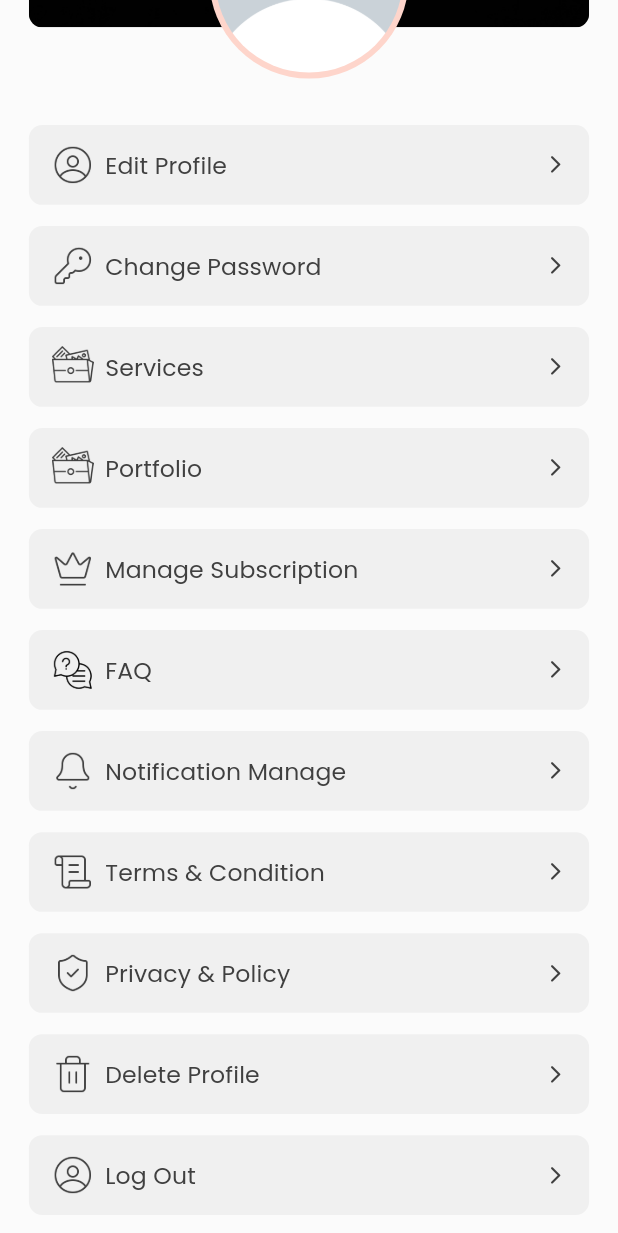
After one commit to saiedfoyez23/market_place_app, a Flutter app: the PlannerProfileView screen opened directly, scrolled down 209 dp, after a tap on "Edit Profile", on a phone screen of 412 x 824 dp. The commit adds this screen. Shown: the top 1233 px of the screen. Run offline on Flutter 3.47's test engine with Material 3 defaults, Android fonts, the phone set to English and light mode, and no system bars; our stand-ins replace get, google_fonts, image_picker, pinput.

Commit message:
add all code

```diff
--- a/lib/module/module.dart
+++ b/lib/module/module.dart
@@ -63,3 +63,5 @@ export 'planer/message/controller/planner_message_controller.dart';
 export 'planer/message/view/planner_chat_view.dart';
 export 'planer/message/controller/planner_chat_controller.dart';
 export 'planer/message/widget/planner_chat_widget.dart';
+export 'planer/profile/view/planner_profile_view.dart';
+export 'planer/profile/widget/planner_profile_view_button.dart';
--- a/lib/module/planer/dashboard/controller/dashboard_planner_controller.dart
+++ b/lib/module/planer/dashboard/controller/dashboard_planner_controller.dart
@@ -20,7 +20,6 @@ class DashboardPlannerController extends GetxController {
   }
 
 
-
   Future<void> changeIndex({required int index}) async {
     selectedIndex.value = index;
   }
@@ -41,7 +40,7 @@ class DashboardPlannerController extends GetxController {
     PlannerVendorPage(),
     PlannerMessageView(),
     PlannerAnalyticsPage(),
-    PlannerProfilePage(),
+    PlannerProfileView(),
   ].obs;
 
 
--- /dev/null
+++ b/lib/module/planer/profile/view/planner_profile_view.dart
@@ -0,0 +1,200 @@
+import 'package:flutter/material.dart';
+import 'package:marketplaceapp/module/module.dart';
+import 'package:marketplaceapp/utils/utils.dart';
+
+
+class PlannerProfileView extends StatelessWidget {
+  const PlannerProfileView({super.key});
+
+  @override
+  Widget build(BuildContext context) {
+    return Scaffold(
+      body: SafeArea(
+        child: Container(
+          height: 930.h(context),
+          width: 428.w(context),
+          decoration: BoxDecoration(
+            color: ColorUtils.white251,
+          ),
+          child: CustomScrollView(
+            slivers: [
+
+
+              SliverToBoxAdapter(
+                child: Padding(
+                  padding: EdgeInsets.symmetric(horizontal: 20.hpm(context)),
+                  child: Column(
+                    children: [
+
+                      SpaceHelperWidget.v(35.h(context)),
+
+                      SizedBox(
+                        width: 428.w(context),
+                        child: Stack(
+                          alignment: Alignment.topCenter,
+                          children: [
+
+
+                            ImageHelperWidget.styledAssetImage(
+                              context: context,
+                              imageString: ImageUtils.coverImage,
+                              height: 250.h(context),
+                              width: 428.w(context),
+                            ),
+
+                            // Profile Image
+                            Padding(
+                              padding: EdgeInsets.only(top: 110.h(context)),
+                              child: ImageHelperWidget.circleImageHelperWidget(
+                                width: 150.w(context),
+                                height: 150.h(context),
+                                verticalPadding: 4.5.vpm(context),
+                                horizontalPadding: 4.5.vpm(context),
+                                backgroundColor: ColorUtils.orange213,
+                                radius: 75.r(context),
+                                imageAsset: ImageUtils.noImage,
+                              ),
+                            ),
+                          ],
+                        ),
+                      ),
+
+
+                      SpaceHelperWidget.v(35.h(context)),
+
+
+                      PlannerProfileViewButton().plannerProfileViewButton(
+                        context: context,
+                        title: "Edit Profile",
+                        imagePath: ImageUtils.plannerEditProfileImage,
+                        onTap: () async {},
+                      ),
+
+
+                      SpaceHelperWidget.v(16.h(context)),
+
+
+                      PlannerProfileViewButton().plannerProfileViewButton(
+                        context: context,
+                        title: "Change Password",
+                        imagePath: ImageUtils.plannerChangePasswordImage,
+                        onTap: () async {},
+                      ),
+
+
+                      SpaceHelperWidget.v(16.h(context)),
+
+
+                      PlannerProfileViewButton().plannerProfileViewButton(
+                        context: context,
+                        title: "Services",
+                        imagePath: ImageUtils.plannerServicesImage,
+                        onTap: () async {},
+                      ),
+
+
+                      SpaceHelperWidget.v(16.h(context)),
+
+
+                      PlannerProfileViewButton().plannerProfileViewButton(
+                        context: context,
+                        title: "Portfolio",
+                        imagePath: ImageUtils.plannerPortfolioImage,
+                        onTap: () async {},
+                      ),
+
+
+                      SpaceHelperWidget.v(16.h(context)),
+
+
+                      PlannerProfileViewButton().plannerProfileViewButton(
+                        context: context,
+                        title: "Manage Subscription",
+                        imagePath: ImageUtils.plannerManageSubscriptionImage,
+                        onTap: () async {},
+                      ),
+
+
+                      SpaceHelperWidget.v(16.h(context)),
+
+
+                      PlannerProfileViewButton().plannerProfileViewButton(
+                        context: context,
+                        title: "FAQ",
+                        imagePath: ImageUtils.plannerFaqImage,
+                        onTap: () async {},
+                      ),
+
+
+                      SpaceHelperWidget.v(16.h(context)),
+
+
+                      PlannerProfileViewButton().plannerProfileViewButton(
+                        context: context,
+                        title: "Notification Manage",
+                        imagePath: ImageUtils.plannerNotificationManageImage,
+                        onTap: () async {},
+                      ),
+
+
+                      SpaceHelperWidget.v(16.h(context)),
+
+
+                      PlannerProfileViewButton().plannerProfileViewButton(
+                        context: context,
+                        title: "Terms & Condition",
+                        imagePath: ImageUtils.plannerTermsAndConditionImage,
+                        onTap: () async {},
+                      ),
+
+
+                      SpaceHelperWidget.v(16.h(context)),
+
+
+                      PlannerProfileViewButton().plannerProfileViewButton(
+                        context: context,
+                        title: "Privacy & Policy",
+                        imagePath: ImageUtils.plannerPrivacyAndPolicyImage,
+                        onTap: () async {},
+                      ),
+
+
+                      SpaceHelperWidget.v(16.h(context)),
+
+
+                      PlannerProfileViewButton().plannerProfileViewButton(
+                        context: context,
+                        title: "Delete Profile",
+                        imagePath: ImageUtils.plannerDeleteProfileImage,
+                        onTap: () async {},
+                      ),
+
+
+                      SpaceHelperWidget.v(16.h(context)),
+
+
+                      PlannerProfileViewButton().plannerProfileViewButton(
+                        context: context,
+                        title: "Log Out",
+                        imagePath: ImageUtils.plannerLogOutImage,
+                        onTap: () async {},
+                      ),
+
+
+                      SpaceHelperWidget.v(16.h(context)),
+
+
+                    ],
+                  ),
+                ),
+              )
+
+
+
+            ],
+          ),
+        ),
+      ),
+    );
+  }
+}
--- /dev/null
+++ b/lib/module/planer/profile/widget/planner_profile_view_button.dart
@@ -0,0 +1,84 @@
+import 'package:flutter/material.dart';
+import 'package:marketplaceapp/utils/utils.dart';
+
+class PlannerProfileViewButton {
+
+  Widget plannerProfileViewButton({
+    required BuildContext context,
+    required String title,
+    required String imagePath,
+    required VoidCallback onTap,
+
+    // Optional customizations
+    Color? backgroundColor,
+    Color? textColor,
+    Color? iconColor,
+    double? borderRadius,
+    double? height,
+    double? width,
+    double? imageSize,
+    double? fontSize,
+    FontWeight? fontWeight,
+    EdgeInsetsGeometry? padding,
+    IconData? trailingIcon,
+    double? trailingIconSize,
+  }) {
+    return Container(
+      width: width ?? 428.w(context),
+      height: height ?? 60.h(context),
+      decoration: BoxDecoration(
+        color: backgroundColor ?? ColorUtils.white240,
+        borderRadius: BorderRadius.circular(borderRadius ?? 10.r(context)),
+      ),
+      child: TextButton(
+        onPressed: onTap,
+        style: TextButton.styleFrom(
+          padding: padding ?? EdgeInsets.symmetric(
+            vertical: 16.vpm(context),
+            horizontal: 16.hpm(context),
+          ),
+          shadowColor: Colors.transparent,
+          overlayColor: Colors.transparent,
+        ),
+        child: Row(
+          mainAxisAlignment: MainAxisAlignment.spaceBetween,
+          children: [
+            // Left Image
+            ImageHelperWidget.assetImageWidget(
+              context: context,
+              height: imageSize ?? 30.h(context),
+              width: imageSize ?? 30.w(context),
+              imageString: imagePath,
+            ),
+
+            SpaceHelperWidget.h(8.w(context)),
+
+            // Title
+            Expanded(
+              child: TextHelperClass.headingTextWithoutWidth(
+                context: context,
+                alignment: Alignment.centerLeft,
+                fontSize: fontSize?.sp(context) ?? 20.sp(context),
+                fontWeight: fontWeight ?? FontWeight.w400,
+                textColor: textColor ?? ColorUtils.black64,
+                text: title,
+              ),
+            ),
+
+            SpaceHelperWidget.h(8.w(context)),
+
+            // Trailing Icon
+            Icon(
+              trailingIcon ?? Icons.arrow_forward_ios_rounded,
+              size: trailingIconSize ?? 16.r(context),
+              color: iconColor ?? ColorUtils.black64,
+            ),
+          ],
+        ),
+      ),
+    );
+  }
+
+
+
+}
--- a/lib/utils/asset_utils/color_utils.dart
+++ b/lib/utils/asset_utils/color_utils.dart
@@ -11,6 +11,7 @@ class ColorUtils {
   static const Color white233 = Color.fromRGBO(233, 233, 233, 1);
   static const Color white230 = Color.fromRGBO(230, 230, 230, 1);
   static const Color white215 = Color.fromRGBO(215, 215, 215, 1);
+  static const Color white217 = Color.fromRGBO(217, 217, 217, 1);
   static const Color white204 = Color.fromRGBO(204, 204, 204, 1);
   static const Color white240 = Color.fromRGBO(240, 240, 240, 1);
   static const Color black10 = Color.fromRGBO(10, 10, 10, 1);
--- a/lib/utils/asset_utils/image_utils.dart
+++ b/lib/utils/asset_utils/image_utils.dart
@@ -54,6 +54,16 @@ class ImageUtils {
   static const String unselectPlannerProfileImage = "image/planner_image/unselect_profile_image.png";
   static const String unselectPlannerProjectImage = "image/planner_image/unselect_project_image.png";
   static const String unselectPlannerVendorImage = "image/planner_image/unselect_vendor_image.png";
-
-
+  static const String plannerChangePasswordImage = "image/planner_profile_image/change_password_image.png";
+  static const String plannerDeleteProfileImage = "image/planner_profile_image/delete_profile_image.png";
+  static const String plannerEditProfileImage = "image/planner_profile_image/edit_profile_image.png";
+  static const String plannerFaqImage = "image/planner_profile_image/faq_image.png";
+  static const String plannerLogOutImage = "image/planner_profile_image/log_out_image.png";
+  static const String plannerManageSubscriptionImage = "image/planner_profile_image/manage_subscription_image.png";
+  static const String plannerNotificationManageImage = "image/planner_profile_image/notification_manage_image.png";
+  static const String plannerPortfolioImage = "image/planner_profile_image/portfolio_image.png";
+  static const String plannerPrivacyAndPolicyImage = "image/planner_profile_image/privacy_and_policy_image.png";
+  static const String plannerServicesImage = "image/planner_profile_image/services_image.png";
+  static const String plannerTermsAndConditionImage = "image/planner_profile_image/terms_and_condition_image.png";
+  static const String coverImage = "image/cover_image.png";
 }
--- a/lib/utils/widget_utils/image_helper_widget.dart
+++ b/lib/utils/widget_utils/image_helper_widget.dart
@@ -20,6 +20,31 @@ class ImageHelperWidget {
         child: Image(
           image: AssetImage(imageString),
         ),
+      ),
+    );
+  }
+
+
+  static Widget styledAssetImage({
+    required BuildContext context,
+    required String imageString,
+    required double height,
+    required double width,
+    BoxFit fit = BoxFit.cover,
+    Color containerColor = ColorUtils.white217,
+    double borderRadius = 10,
+  }) {
+    return Container(
+      height: height.h(context),
+      width: width.w(context),
+      decoration: BoxDecoration(
+        color: containerColor,
+        borderRadius: BorderRadius.circular(borderRadius.r(context)),
+      ),
+      clipBehavior: Clip.antiAlias,
+      child: Image.asset(
+        imageString,
+        fit: fit,
       ),
     );
   }
--- a/pubspec.yaml
+++ b/pubspec.yaml
@@ -62,6 +62,7 @@ flutter:
   assets:
     - image/
     - image/planner_image/
+    - image/planner_profile_image/
   #   - images/a_dot_ham.jpeg
 
   # An image asset can refer to one or more resolution-specific "variants", see
```
Also changed, not shown: image/cover_image.png (added), image/planner_profile_image/change_password_image.png (added), image/planner_profile_image/delete_profile_image.png (added), image/planner_profile_image/edit_profile_image.png (added), image/planner_profile_image/faq_image.png (added), image/planner_profile_image/log_out_image.png (added), image/planner_profile_image/manage_subscription_image.png (added), image/planner_profile_image/notification_manage_image.png (added), image/planner_profile_image/portfolio_image.png (added), image/planner_profile_image/privacy_and_policy_image.png (added), image/planner_profile_image/services_image.png (added), image/planner_profile_image/terms_and_condition_image.png (added).
